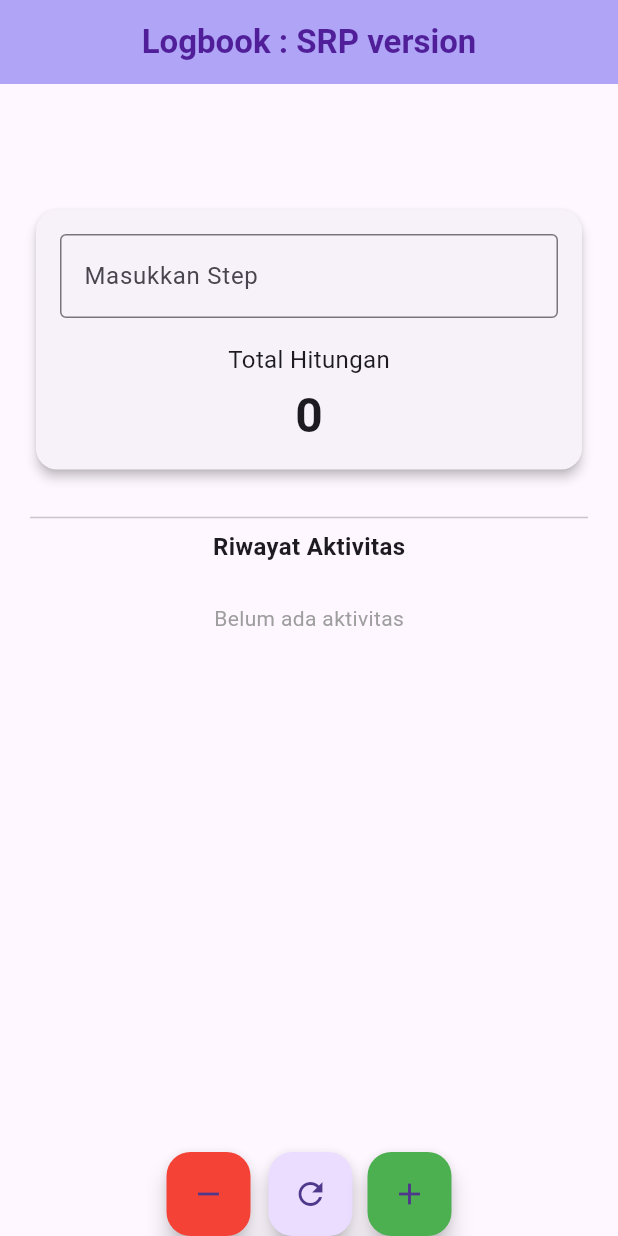
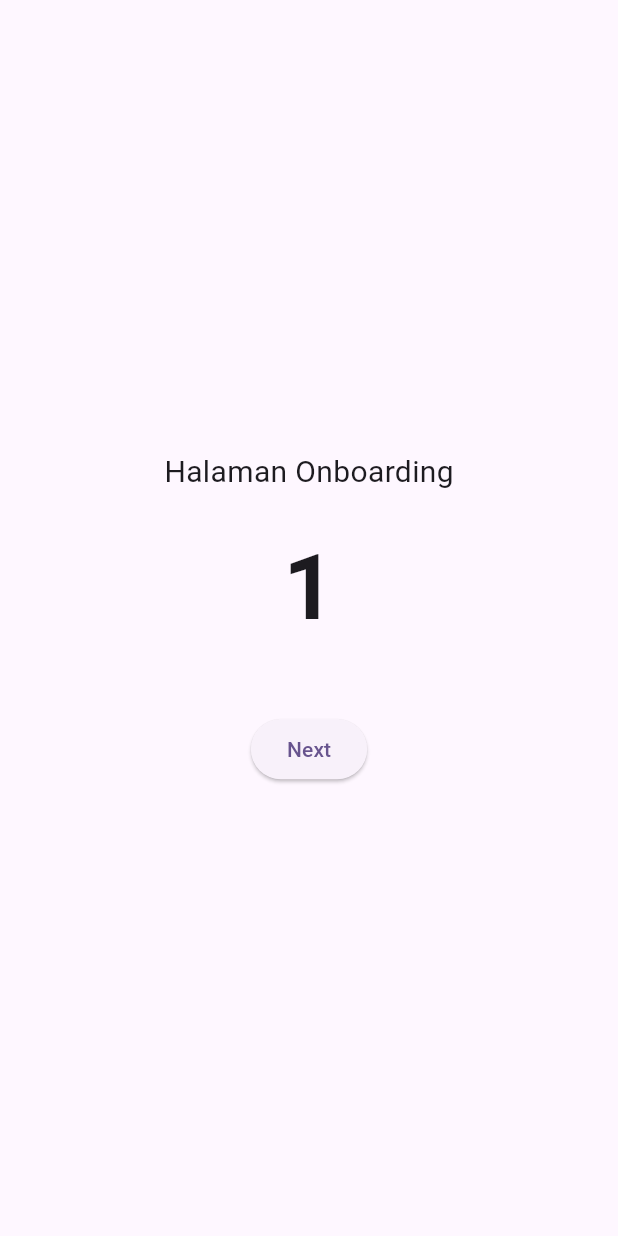
Before and after one commit to ucii88/-PY4_2A_D3_2024-_Modul1_026, a Flutter app: the screen it shows after launch, on a phone screen of 412 x 824 dp. Run offline on Flutter 3.47's test engine with Material 3 defaults, Android fonts, the phone set to English and light mode, and no system bars.

Commit message:
modul 2 memperbaiki struktur file & menambahkan beberapa file baru

```diff
--- /dev/null
+++ b/lib/features/onboarding/onboarding_view.dart
@@ -0,0 +1,50 @@
+import 'package:flutter/material.dart';
+import 'package:logbook_app/features/auth/login_view.dart';
+
+class OnboardingView extends StatefulWidget {
+  const OnboardingView({super.key});
+
+  @override
+  State<OnboardingView> createState() => _OnboardingViewState();
+}
+
+class _OnboardingViewState extends State<OnboardingView> {
+  int step = 1;
+
+  void _nextStep() {
+    if (step < 3) {
+      setState(() {
+        step++;
+      });
+    } else {
+      Navigator.pushReplacement(
+        context,
+        MaterialPageRoute(builder: (context) => const LoginView()),
+      );
+    }
+  }
+
+  @override
+  Widget build(BuildContext context) {
+    return Scaffold(
+      body: Center(
+        child: Column(
+          mainAxisAlignment: MainAxisAlignment.center,
+          children: [
+            const Text("Halaman Onboarding", style: TextStyle(fontSize: 20)),
+            const SizedBox(height: 20),
+
+            Text(
+              "$step",
+              style: const TextStyle(fontSize: 60, fontWeight: FontWeight.bold),
+            ),
+
+            const SizedBox(height: 40),
+
+            ElevatedButton(onPressed: _nextStep, child: const Text("Next")),
+          ],
+        ),
+      ),
+    );
+  }
+}
--- a/lib/main.dart
+++ b/lib/main.dart
@@ -1,5 +1,5 @@
 import 'package:flutter/material.dart';
-import 'counter_view.dart';
+import 'package:logbook_app/features/onboarding/onboarding_view.dart';
 
 void main() {
   runApp(const MyApp());
@@ -10,6 +10,13 @@ class MyApp extends StatelessWidget {
 
   @override
   Widget build(BuildContext context) {
-    return const MaterialApp(home: CounterView());
+    return MaterialApp(
+      title: "LogBook App",
+      debugShowCheckedModeBanner: false,
+      theme: ThemeData(
+        colorScheme: ColorScheme.fromSeed(seedColor: Colors.deepPurple),
+      ),
+      home: const OnboardingView(),
+    );
   }
 }
--- a/pubspec.yaml
+++ b/pubspec.yaml
@@ -1,5 +1,5 @@
-name: hello_app
-description: "A new Flutter project."
+name: logbook_app
+description: "LogBook App"
 # The following line prevents the package from being accidentally published to
 # pub.dev using `flutter pub publish`. This is preferred for private packages.
 publish_to: 'none' # Remove this line if you wish to publish to pub.dev
```
Also changed, not shown: lib/features/auth/login_controller.dart (added, +11 -0 lines), lib/features/auth/login_view.dart (added, +63 -0 lines), lib/features/logbook/counter_view.dart (renamed from lib/counter_view.dart, +61 -4 lines), lib/features/logbook/counter_controller.dart (renamed from lib/counter_controller.dart).
